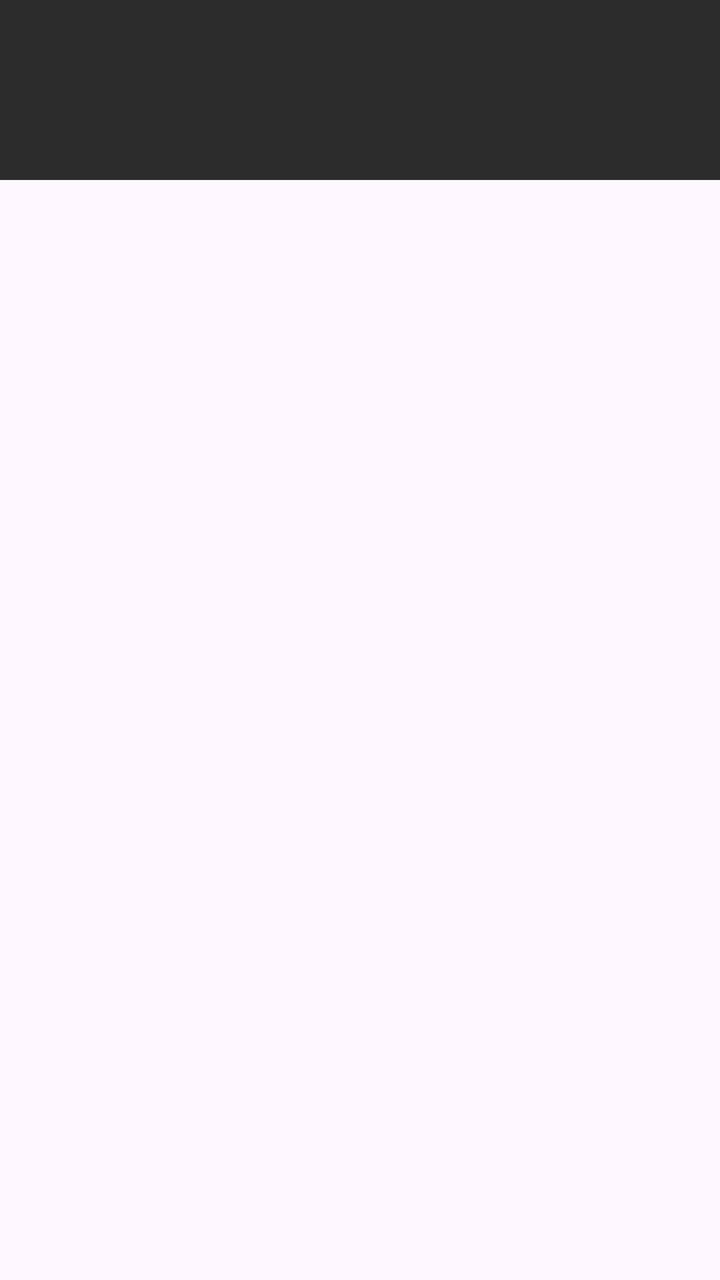
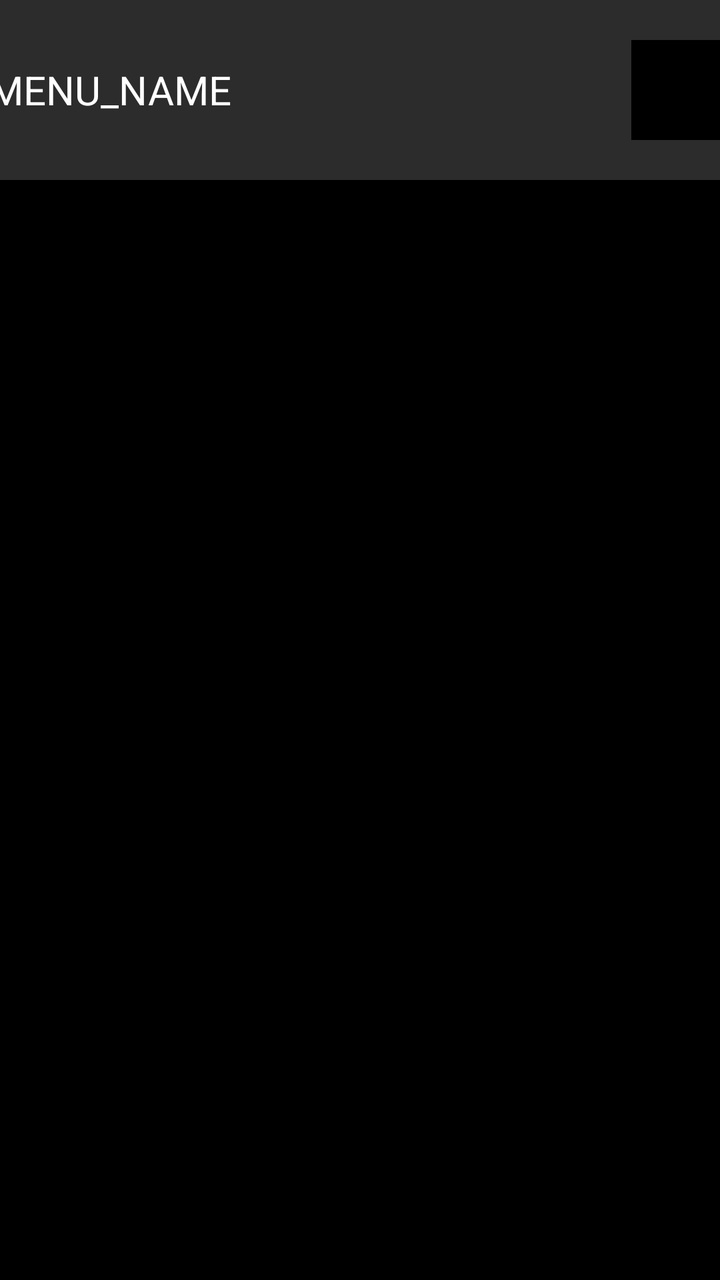

Screens rendered from an Android XML layout before and after an edit, with the pre-edit source and the edit as a unified diff.
<!-- AndroidManifest.xml: application theme Theme.Riova -->
<!-- res/layout/header.xml -->
<?xml version="1.0" encoding="utf-8"?>
<androidx.constraintlayout.widget.ConstraintLayout xmlns:android="http://schemas.android.com/apk/res/android"
    xmlns:app="http://schemas.android.com/apk/res-auto"
    android:layout_width="match_parent"
    android:layout_height="match_parent">

    
    <LinearLayout
        android:layout_margin="0dp"
        android:layout_width="match_parent"
        android:layout_height="90dp"
        android:orientation="horizontal"
        android:gravity="center"
        app:layout_constraintTop_toTopOf="parent"
        app:layout_constraintEnd_toEndOf="parent"
        app:layout_constraintStart_toStartOf="parent"
        android:background="@color/footer_back"
        android:id="@+id/header_layout">

    </LinearLayout>

</androidx.constraintlayout.widget.ConstraintLayout>
<!-- resources referenced by this layout -->
<resources>
  <color name="footer_back">#2C2C2C</color>
  <style name="Theme.Riova" parent="Base.Theme.Riova" />
  <style name="Base.Theme.Riova" parent="Theme.Material3.DayNight.NoActionBar">
          
          
      </style>
</resources>

<!-- the commit's change to res/layout/header.xml (unified diff, before → after) -->
@@ -2,7 +2,8 @@
 <androidx.constraintlayout.widget.ConstraintLayout xmlns:android="http://schemas.android.com/apk/res/android"
     xmlns:app="http://schemas.android.com/apk/res-auto"
     android:layout_width="match_parent"
-    android:layout_height="match_parent">
+    android:layout_height="match_parent"
+    android:background="@color/black">
 
     
     <LinearLayout
@@ -17,6 +18,23 @@
         android:background="@color/footer_back"
         android:id="@+id/header_layout">
 
+        <LinearLayout
+            android:layout_width="match_parent"
+            android:layout_height="match_parent"
+            android:gravity="center">
+            <TextView
+                android:layout_width="wrap_content"
+                android:layout_height="wrap_content"
+                android:textColor="@color/white"
+                android:textSize="20dp"
+                android:layout_marginRight="200dp"
+                android:text="MENU_NAME"/>
+            <ImageButton
+                android:layout_width="50dp"
+                android:layout_height="50dp"
+                android:background="@color/black"/>
+        </LinearLayout>
+
     </LinearLayout>
 
 </androidx.constraintlayout.widget.ConstraintLayout>
<!-- resource entries referenced after the edit -->
@@ -1,6 +1,8 @@
 <!-- resources referenced by this layout -->
 <resources>
+  <color name="black">#FF000000</color>
   <color name="footer_back">#2C2C2C</color>
+  <color name="white">#FFFFFFFF</color>
   <style name="Theme.Riova" parent="Base.Theme.Riova" />
   <style name="Base.Theme.Riova" parent="Theme.Material3.DayNight.NoActionBar">
           
